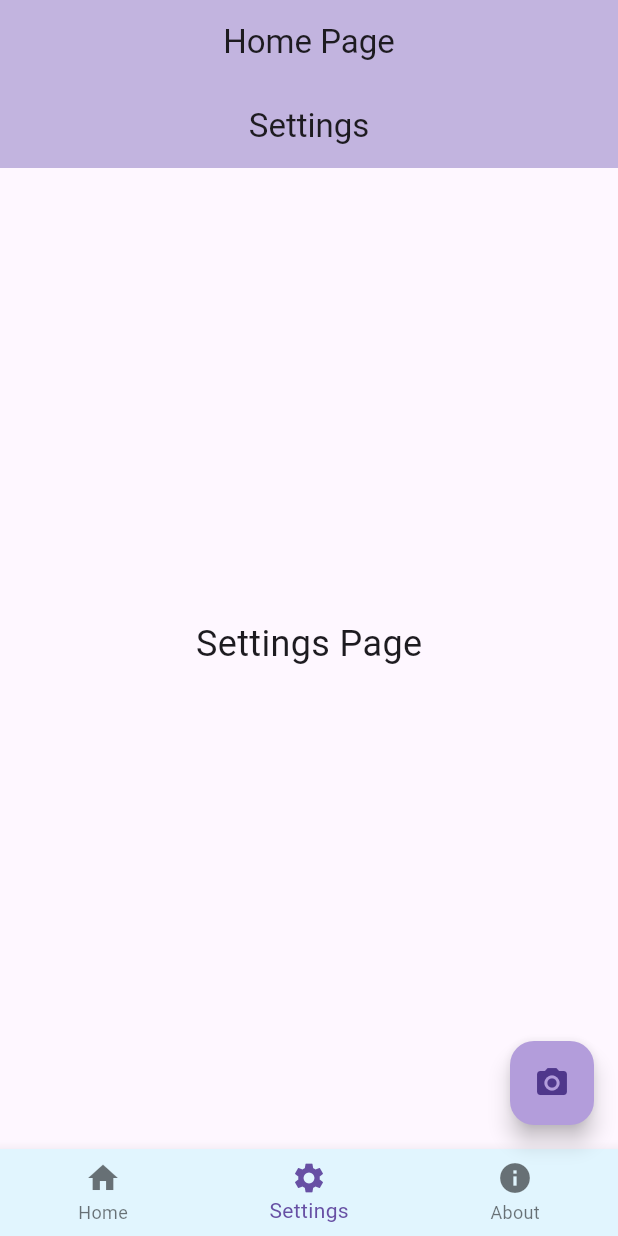
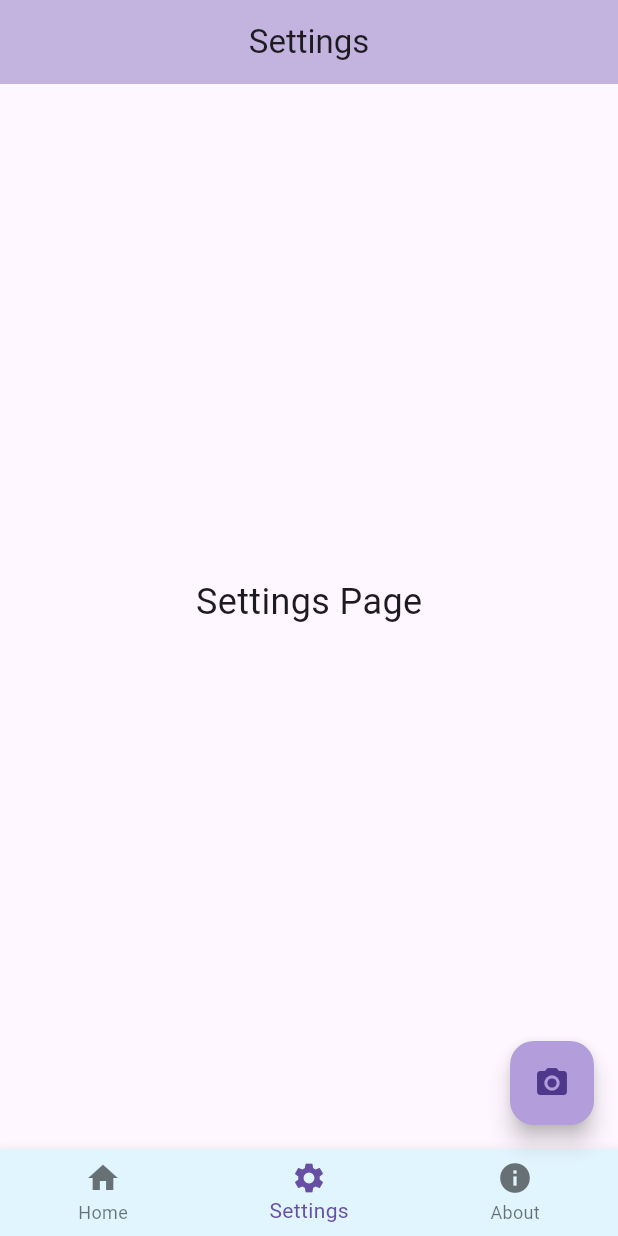
Before and after one commit to JinTao0813/kitahack_budget_gang, a Flutter app: the screen it shows after launch, item 2 of the bottom bar chosen, on a phone screen of 412 x 824 dp. Run offline on Flutter 3.47's test engine with Material 3 defaults, Android fonts, the phone set to English and light mode, and no system bars; our stand-ins replace animate_do, camera, flutter_markdown; missing offline and left inert: tflite_flutter; network calls fail.

Commit message:
update AppBar (header) for about us and setting

```diff
--- a/lib/pages/home_page.dart
+++ b/lib/pages/home_page.dart
@@ -100,13 +100,25 @@ class _HomePageState extends State<HomePage> {
   @override
   Widget build(BuildContext context) {
     return Scaffold(
-      appBar: AppBar(
-        title: const Text('Home Page'),
-        centerTitle: true,
-        backgroundColor: Colors.deepPurple[100],
-        elevation: 20,
+      body: IndexedStack(
+        index: _selectedIndex,
+        children: [
+          // Home tab with AppBar
+          Scaffold(
+            appBar: AppBar(
+              title: const Text('Home Page'),
+              centerTitle: true,
+              backgroundColor: Colors.deepPurple[100],
+              elevation: 20,
+            ),
+            body: _pages()[0],
+          ),
+
+          // Settings and About have their own app bars
+          _pages()[1],
+          _pages()[2],
+        ],
       ),
-      body: _pages()[_selectedIndex],
       floatingActionButton: FloatingActionButton(
         onPressed: () async {
           final result = await Navigator.pushNamed(context, '/camera');
```
